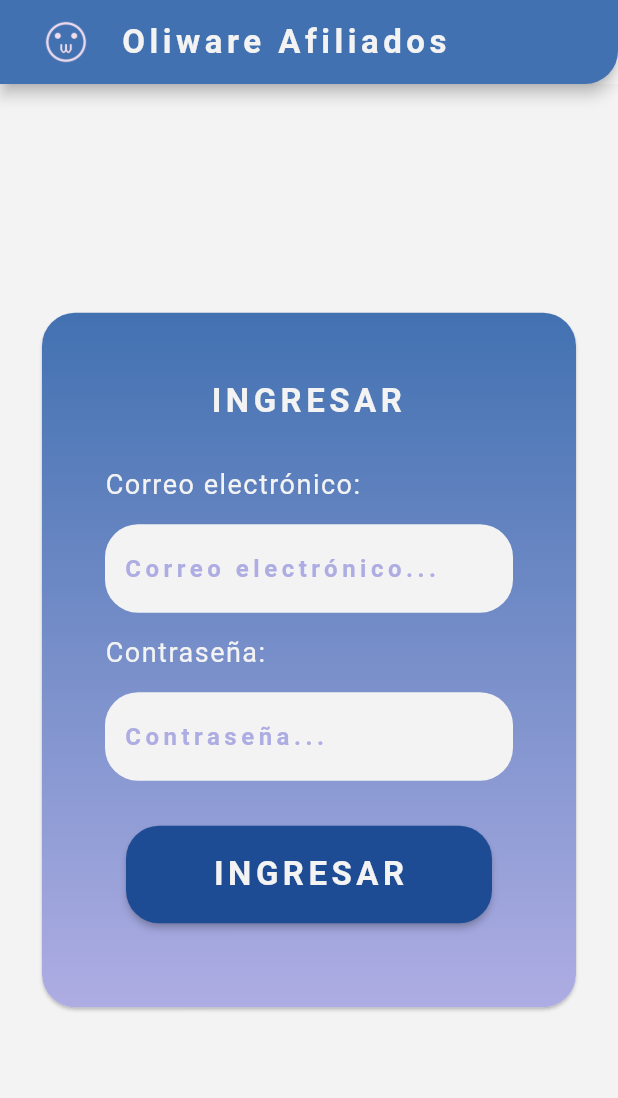
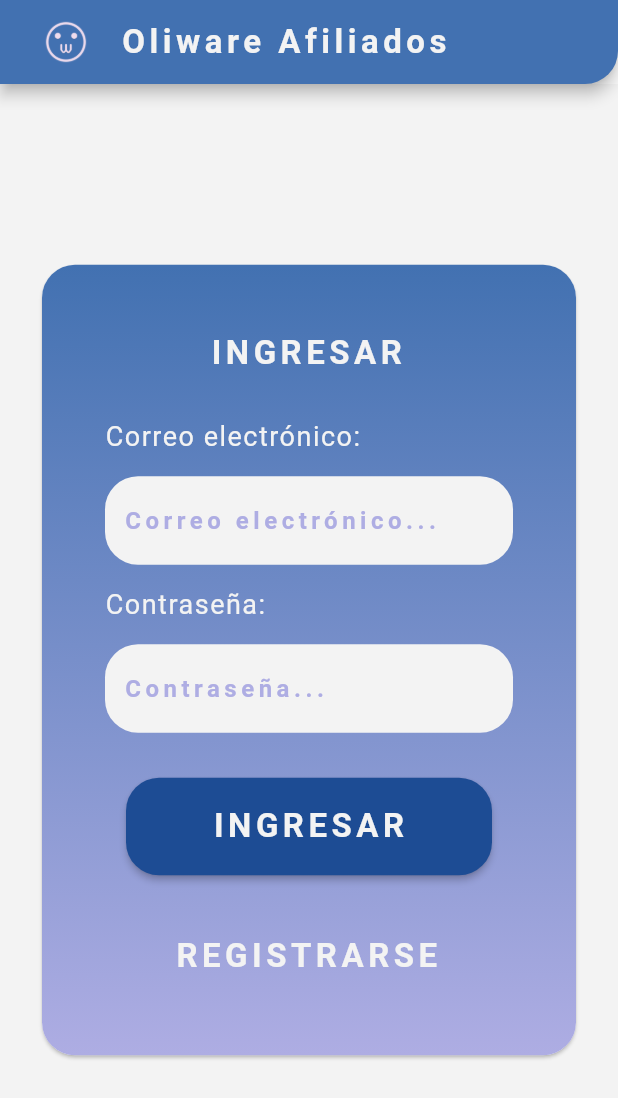
Before and after one commit to oliwaretech/oliware_affiliates_platform, a Flutter app: the screen it shows after launch, on a phone screen of 412 x 824 dp. Shown: the top 1098 px of the screen. Run offline on Flutter 3.47's test engine with Material 2 defaults, Android fonts, the phone set to English and light mode, and no system bars; our stand-ins replace cloud_firestore, firebase_auth, firebase_core, font_awesome_flutter, google_sign_in; missing offline and left inert: firebase_auth_platform_interface; accounts and stored records are empty; Roboto replaces fonts that are missing (Cute Font).

```diff
--- a/lib/screens/login/login.dart
+++ b/lib/screens/login/login.dart
@@ -223,6 +223,24 @@ class _LoginState extends State<Login> {
                                                   },
                                                   child: Text("INGRESAR", style: textWhiteTitle,)),
                                             ),
+                                            Padding(
+                                                padding: const EdgeInsets.all(8.0),
+                                                child: TextButton(onPressed: (){
+
+                                                  final modulePermissionData = <String, dynamic>{
+                                                    "module" : true,
+                                                  };
+
+                                                  //Navigator.push(context, MaterialPageRoute(builder: (context) => Register()));
+
+                                                }, child:Align(
+                                                  alignment: Alignment.center,
+                                                  child: Text(
+                                                      "REGISTRARSE",
+                                                      style: textWhiteTitle,
+                                                      textAlign: TextAlign.center
+                                                  ),
+                                                )))
                                           ],
                                         ),
                                       ),
```
